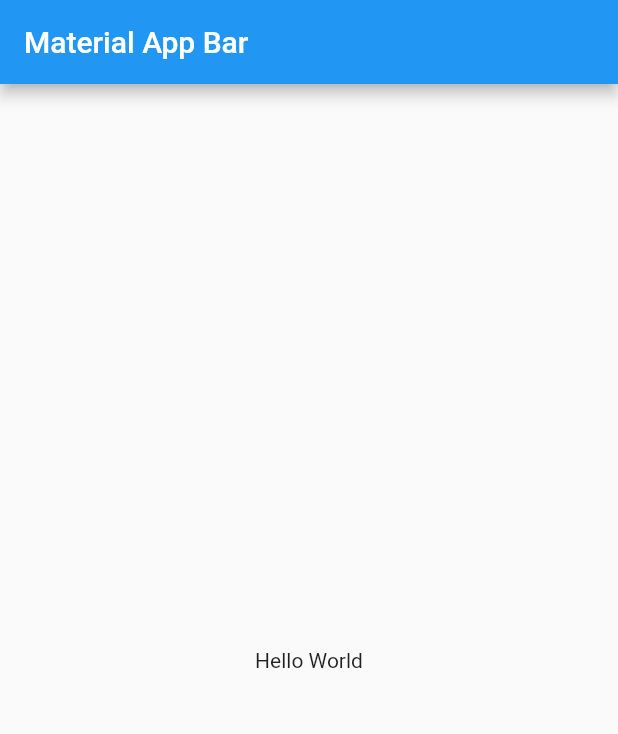
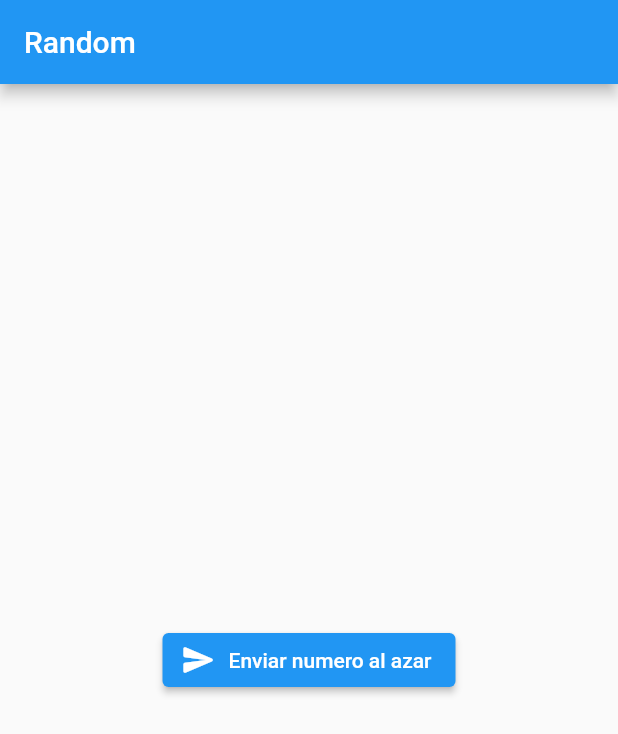
Before and after one commit to CesarSP99/ClientSide-Parcial-SI410, a Flutter app: the screen it shows after launch, on a phone screen of 412 x 824 dp. Shown: the top 734 px of the screen. Run offline on Flutter 3.47's test engine with Material 2 defaults, Android fonts, the phone set to English and light mode, and no system bars.

Commit message:
App Terminada

```diff
--- a/lib/main.dart
+++ b/lib/main.dart
@@ -1,4 +1,9 @@
+import 'dart:io';
+import 'dart:math';
+
 import 'package:flutter/material.dart';
+import 'package:http/http.dart' as http;
+import 'package:random/models/random_n.dart';
 
 void main() => runApp(MyApp());
 
@@ -7,13 +12,56 @@ class MyApp extends StatelessWidget {
   Widget build(BuildContext context) {
     return MaterialApp(
       title: 'Material App',
-      home: Scaffold(
+      home: HomePage(),
+    );
+  }
+}
+
+class HomePage extends StatefulWidget {
+  HomePage({Key key}) : super(key: key);
+
+  @override
+  _HomePageState createState() => _HomePageState();
+}
+
+class _HomePageState extends State<HomePage> {
+  final Uri _url =
+      Uri.parse('https://apidoblecesar.azurewebsites.net/api/Random');
+
+  Future<String> _enviarNumeroAlAzar() async {
+    RandomN rn = RandomN(
+      dateAndTime: DateTime.now(),
+      randomNumber: Random().nextInt(1000),
+    );
+    var response = await http.post(
+      _url,
+      headers: {
+        HttpHeaders.contentTypeHeader: "application/json",
+      },
+      body: randomNToJson(rn),
+    );
+    return response.body;
+  }
+
+  @override
+  Widget build(BuildContext context) {
+    return Container(
+      child: Scaffold(
         appBar: AppBar(
-          title: Text('Material App Bar'),
+          title: Text("Random"),
         ),
         body: Center(
-          child: Container(
-            child: Text('Hello World'),
+          child: ElevatedButton.icon(
+            icon: Icon(Icons.send_rounded),
+            onPressed: () async {
+              String respuesta = await _enviarNumeroAlAzar();
+              ScaffoldMessenger.of(context).showSnackBar(
+                SnackBar(
+                  content: Text(respuesta),
+                ),
+              );
+            },
+            label: Text("Enviar numero al azar"),
           ),
         ),
       ),
--- /dev/null
+++ b/lib/models/random_n.dart
@@ -0,0 +1,25 @@
+import 'dart:convert';
+
+RandomN randomNFromJson(String str) => RandomN.fromJson(json.decode(str));
+
+String randomNToJson(RandomN data) => json.encode(data.toJson());
+
+class RandomN {
+  RandomN({
+    this.dateAndTime,
+    this.randomNumber,
+  });
+
+  DateTime dateAndTime;
+  int randomNumber;
+
+  factory RandomN.fromJson(Map<String, dynamic> json) => RandomN(
+        dateAndTime: DateTime.parse(json["DateAndTime"]),
+        randomNumber: json["RandomNumber"],
+      );
+
+  Map<String, dynamic> toJson() => {
+        "DateAndTime": dateAndTime.toIso8601String(),
+        "RandomNumber": randomNumber,
+      };
+}
```
